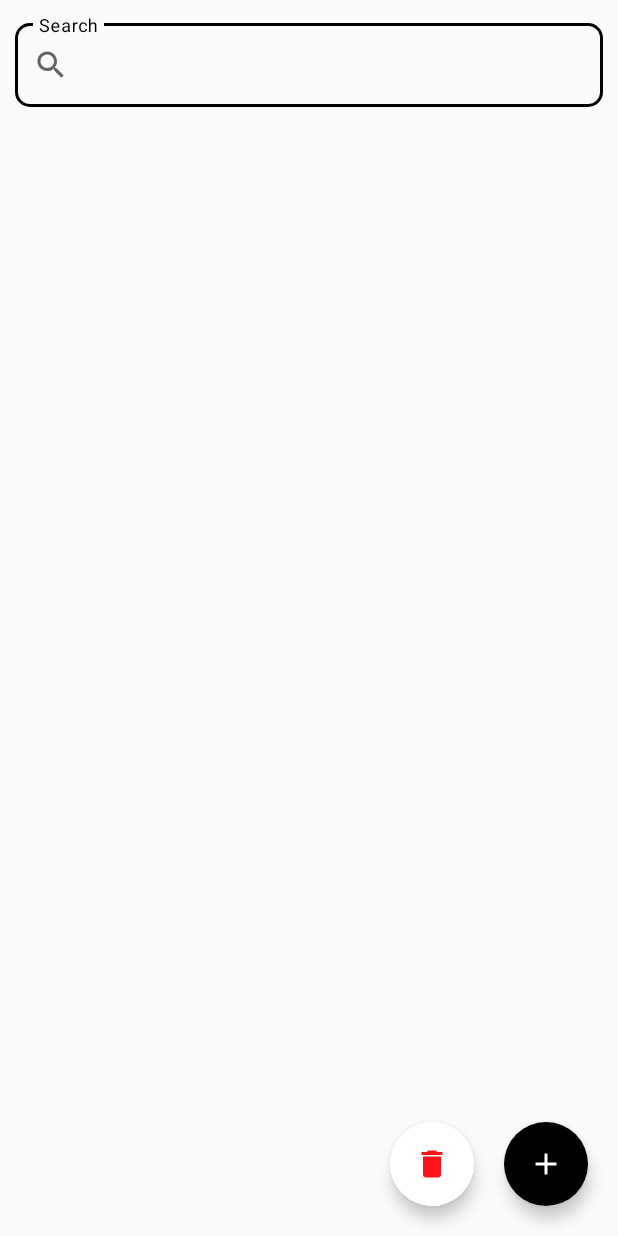
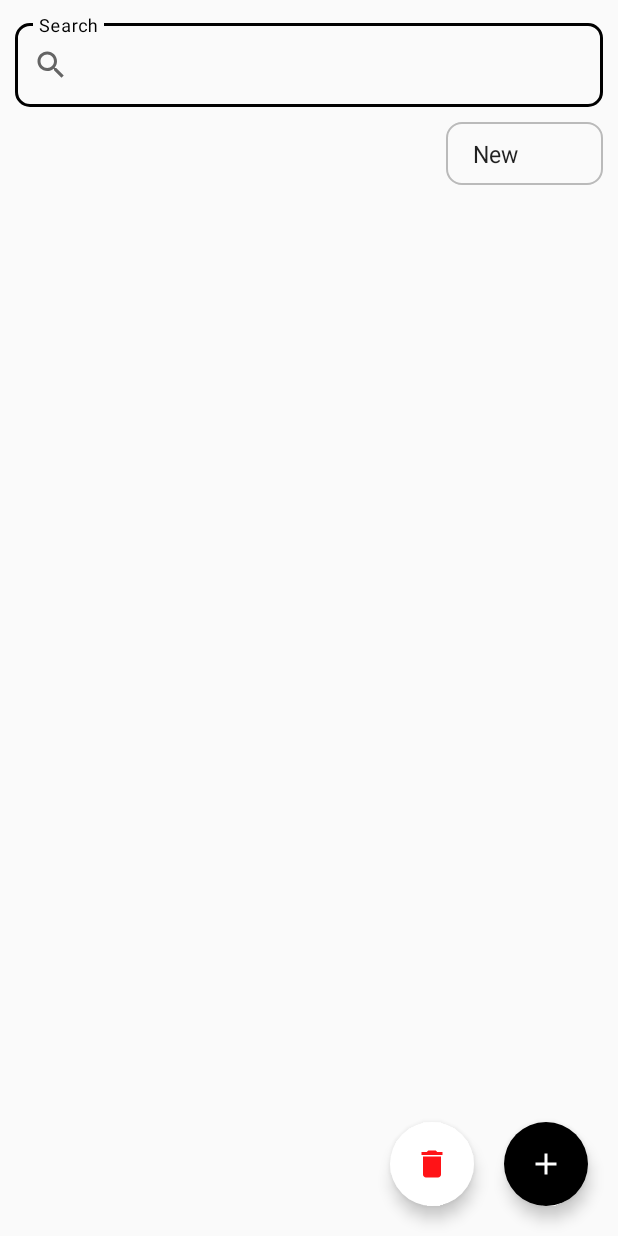
Before and after one commit to Kingkull2811/RoomDatabaseNote, an Android app: the layout fragment_main_screen.xml on its own in the app's theme, with its tools: preview values and no code run, on a phone screen of 412 x 824 dp. Run offline under Robolectric (Android 15) with nearby library versions, the phone set to English and light mode, and no system bars.

Commit message:
done app

```diff
--- /dev/null
+++ b/app/src/main/res/drawable/custom_spinner.xml
@@ -0,0 +1,8 @@
+<?xml version="1.0" encoding="utf-8"?>
+<shape
+    android:shape="rectangle"
+    xmlns:android="http://schemas.android.com/apk/res/android">
+
+    <corners android:radius="10dp"/>
+    <stroke android:width="1dp" android:color="@color/colorGray"/>
+</shape>
--- a/app/src/main/res/layout/fragment_main_screen.xml
+++ b/app/src/main/res/layout/fragment_main_screen.xml
@@ -37,18 +37,33 @@
                 android:textSize="15sp" />
         </com.google.android.material.textfield.TextInputLayout>
 
+        <androidx.appcompat.widget.AppCompatSpinner
+            android:padding="10dp"
+            android:background="@drawable/custom_spinner"
+            android:id="@+id/spinnerPriority"
+            android:layout_width="wrap_content"
+            android:layout_height="wrap_content"
+            android:layout_marginTop="10dp"
+            android:entries="@array/listPriority"
+            android:spinnerMode="dropdown"
+            app:layout_constraintEnd_toEndOf="@id/layoutSearch"
+            app:layout_constraintTop_toBottomOf="@id/layoutSearch" />
 
         <androidx.recyclerview.widget.RecyclerView
+            android:foregroundGravity="center"
+            android:textDirection="inherit"
+            android:textAlignment="center"
+            android:pointerIcon="arrow"
             android:id="@+id/listNote"
             android:layout_margin="10dp"
             app:layout_constraintVertical_bias="0"
             app:layout_constraintBottom_toBottomOf="parent"
             app:layout_constraintEnd_toEndOf="parent"
             app:layout_constraintStart_toStartOf="parent"
-            app:layout_constraintTop_toBottomOf="@id/layoutSearch"
+            android:layout_height="0dp"
             android:layout_width="match_parent"
-            android:layout_height="0dp"
-             />
+            app:layout_constraintTop_toBottomOf="@id/spinnerPriority" />
+
         <com.google.android.material.floatingactionbutton.FloatingActionButton
             app:rippleColor="@color/colorYellowOpacity"
             app:borderWidth="0dp"
@@ -60,7 +75,8 @@
             app:layout_constraintBottom_toBottomOf="parent"
             app:layout_constraintEnd_toEndOf="parent"
             android:layout_width="wrap_content"
-            android:layout_height="wrap_content"/>
+            android:layout_height="wrap_content" />
+
         <com.google.android.material.floatingactionbutton.FloatingActionButton
             app:rippleColor="@color/colorYellowOpacity"
             android:src="@drawable/ic_delete"
@@ -72,7 +88,7 @@
             app:layout_constraintBottom_toBottomOf="parent"
             app:layout_constraintEnd_toStartOf="@id/fltAdd"
             android:layout_width="wrap_content"
-            android:layout_height="wrap_content"/>
+            android:layout_height="wrap_content" />
     </androidx.constraintlayout.widget.ConstraintLayout>
 
 </FrameLayout>
--- a/app/src/main/res/values/strings.xml
+++ b/app/src/main/res/values/strings.xml
@@ -6,4 +6,9 @@
     <string name="high_priority">High Priority</string>
     <string name="normal_priority">Normal Priority</string>
     <string name="low_priority">Low Priority</string>
+    <string-array name="listPriority">
+        <item>New</item>
+        <item>Low To High</item>
+        <item>High To Low</item>
+    </string-array>
 </resources>
```
Also changed, not shown: app/src/main/java/com/example/mynote/Adapter/NoteAdapter.kt (+61 -14 lines), app/src/main/java/com/example/mynote/Fragment/main_screen.kt (+62 -7 lines).
